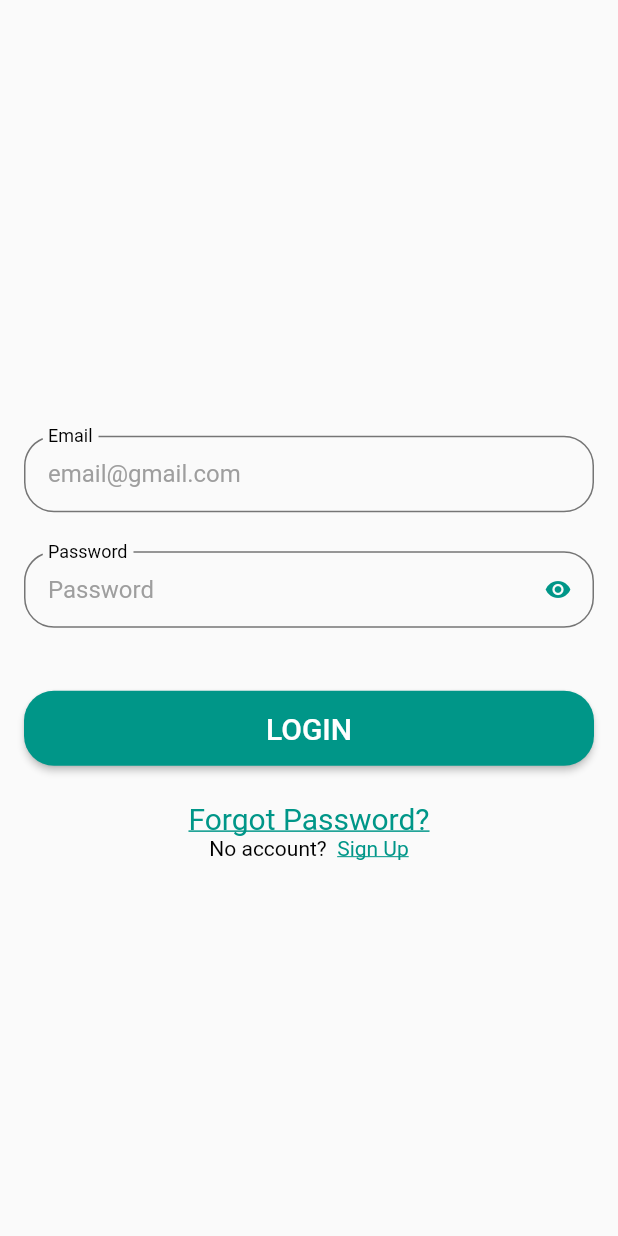
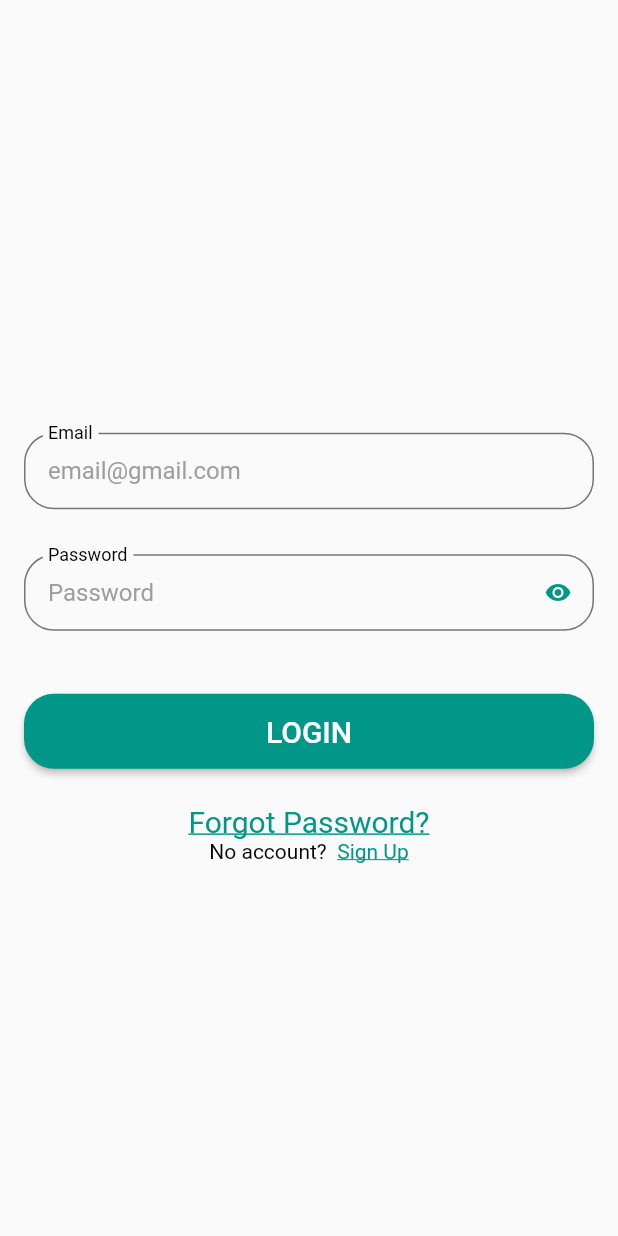
Before and after one commit to gulsenkeskin/firebase_authentication, a Flutter app: the screen it shows after launch, on a phone screen of 412 x 824 dp. Run offline on Flutter 3.47's test engine with Material 2 defaults, Android fonts, the phone set to English and light mode, and no system bars; our stand-ins replace email_validator, firebase_auth, firebase_core; accounts and stored records are empty.

Commit message:
Update login_widget.dart

```diff
--- a/lib/widgets/login_widget.dart
+++ b/lib/widgets/login_widget.dart
@@ -47,7 +47,7 @@ class _LoginWidgetState extends State<LoginWidget> {
               //   decoration: const InputDecoration(labelText: 'Email'),
               // ),
               const SizedBox(
-                height: 4,
+                height: 8,
               ),
               PasswordField(
                 controller: passwordController,
```
